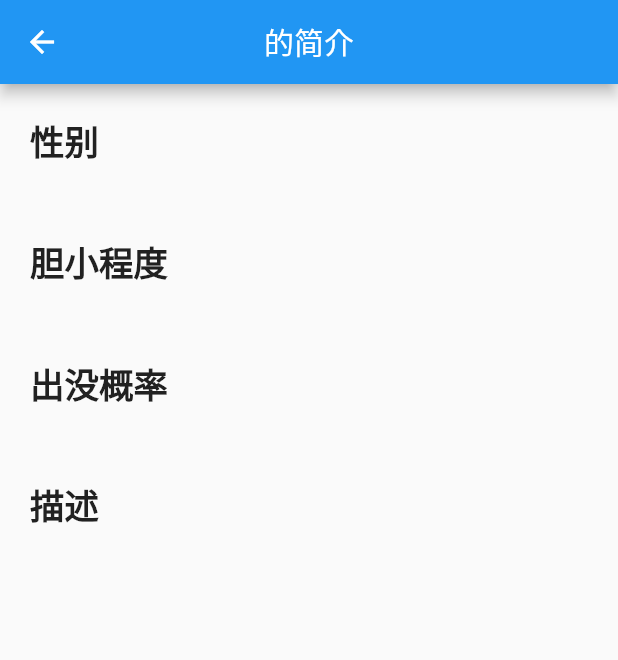
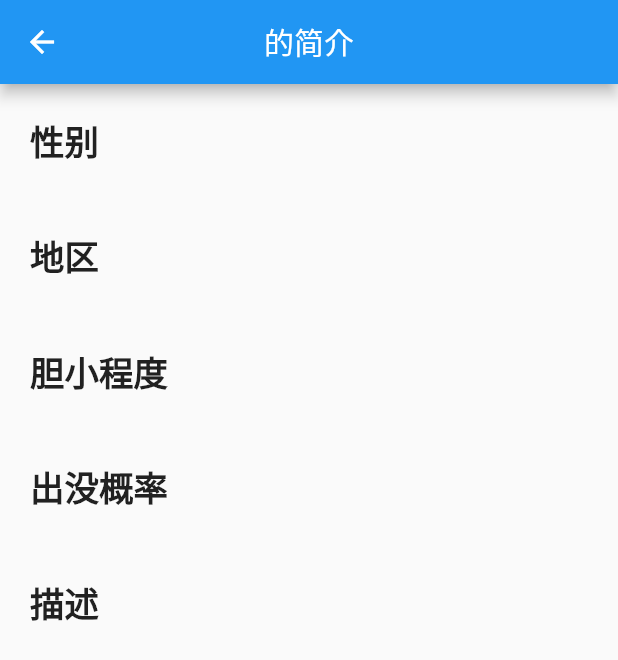
Before and after one commit to CustedNG/ToastNeko, a Flutter app: the IntroPage screen opened directly with empty values, on a phone screen of 412 x 824 dp. Shown: the top 660 px of the screen. Run offline on Flutter 3.47's test engine with Material 2 defaults, Android fonts, the phone set to English and light mode, and no system bars; our stand-ins replace animated_splash_screen, blurrycontainer, cached_network_image, dio, get_it, hive and 4 more; missing offline and left inert: fab_circular_menu, flutter_advanced_networkimage; accounts and stored records are empty; network calls fail; statements that could not run were skipped.

Commit message:
update cat model finish intro page

```diff
--- a/lib/home.dart
+++ b/lib/home.dart
@@ -55,6 +55,8 @@ class _HomePageState extends State<HomePage>
               catJson[Strs.keyCatSex],
               catJson[Strs.keyCatDescription],
               catJson[Strs.keyCatAvatar],
+              catJson[Strs.keyCatCourage],
+              catJson[Strs.keyCatAppearRate],
               imgs
           )
       );
--- a/lib/intro.dart
+++ b/lib/intro.dart
@@ -28,19 +28,23 @@ class IntroPage extends StatelessWidget{
           crossAxisAlignment: CrossAxisAlignment.start,
           children: [
             Text('性别', style: title),
-            SizedBox(height: 7),
+            SizedBox(height: 3),
             Text(cat.sex, style: content),
             SizedBox(height: 20),
+            Text('地区', style: title),
+            SizedBox(height: 3),
+            Text(cat.position, style: content),
+            SizedBox(height: 20),
             Text('胆小程度', style: title),
-            SizedBox(height: 7),
-            Text('', style: content),
+            SizedBox(height: 3),
+            Text(''.padLeft(cat.coward, '⭐️'), style: content),
             SizedBox(height: 20),
             Text('出没概率', style: title),
-            SizedBox(height: 7),
-            Text('', style: content),
+            SizedBox(height: 3),
+            Text(''.padLeft(cat.haunt, '⭐'), style: content),
             SizedBox(height: 20),
             Text('描述', style: title),
-            SizedBox(height: 7),
+            SizedBox(height: 3),
             Text(cat.description, style: content),
           ],
         ),
--- a/lib/model/cat.dart
+++ b/lib/model/cat.dart
@@ -5,7 +5,9 @@ class Cat {
   final String description;
   final String displayName;
   final String avatar;
+  final int coward;
+  final int haunt;
   final List<String> img;
 
-  Cat(this.id, this.displayName, this.position, this.sex, this.description, this.avatar, this.img);
+  Cat(this.id, this.displayName, this.position, this.sex, this.description, this.avatar, this.coward, this.haunt, this.img);
 }
```
